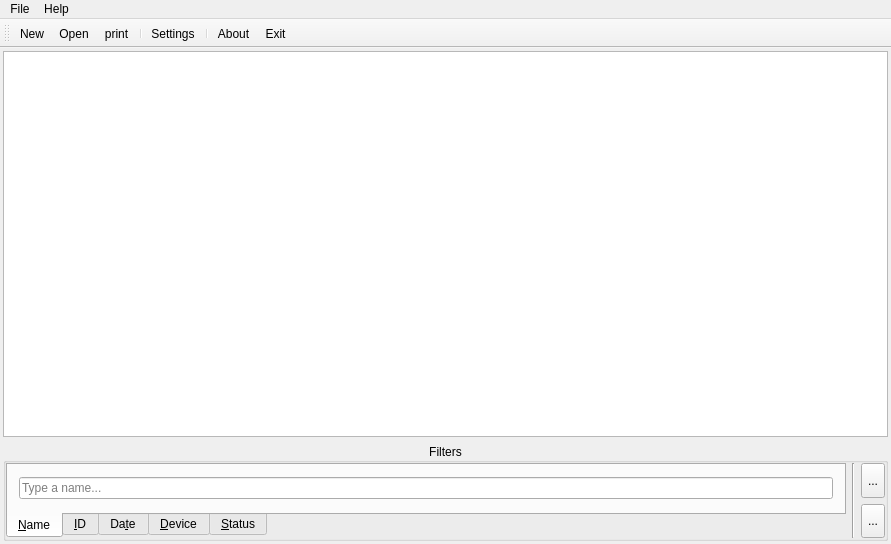
mbnoimi/SimpleInvoice, file src/mainwindow.ui: the form before one commit.
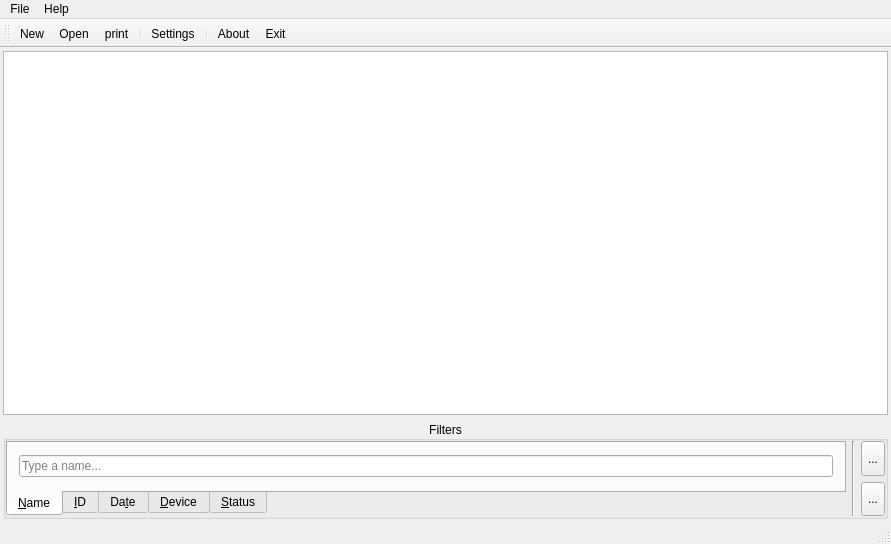
The form after the commit. Icons and pictures are not drawn.

The edit to the form file:
```diff
--- a/src/mainwindow.ui
+++ b/src/mainwindow.ui
@@ -17,6 +17,11 @@
    <iconset resource="res.qrc">
     <normaloff>:/icons/res/kword.png</normaloff>:/icons/res/kword.png</iconset>
   </property>
+  <property name="styleSheet">
+   <string notr="true">QTabWidget::tab-bar {
+    alignment: center;
+}</string>
+  </property>
   <widget class="QWidget" name="centralWidget">
    <layout class="QVBoxLayout" name="verticalLayout_2">
     <property name="leftMargin">
@@ -258,6 +263,7 @@
    <addaction name="actionAbout"/>
    <addaction name="actionExit"/>
   </widget>
+  <widget class="QStatusBar" name="statusBar"/>
   <action name="actionNew">
    <property name="icon">
     <iconset resource="res.qrc">
```
